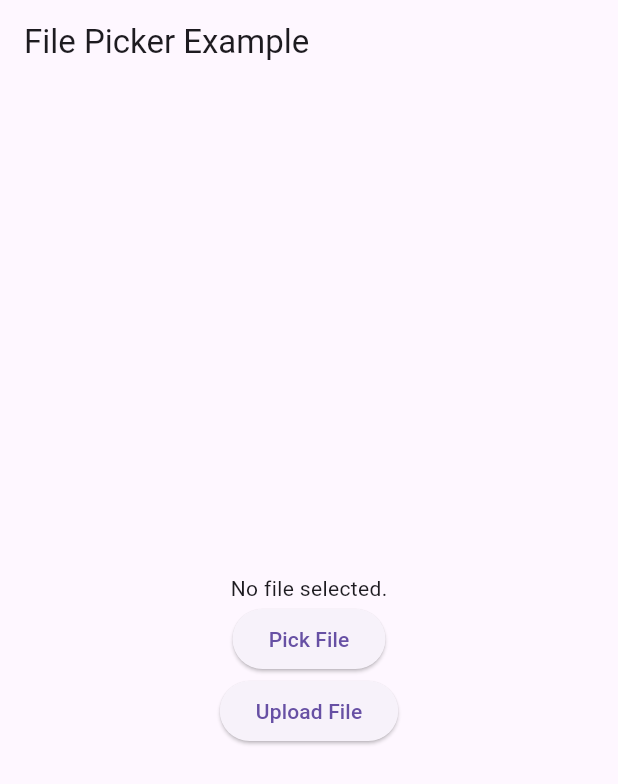
After one commit to mohammadsamki/color-managment-flutter, a Flutter app: the MyHomePage screen opened directly, after a tap on "Pick File", on a phone screen of 412 x 824 dp. The commit adds this screen. Shown: the top 784 px of the screen. Run offline on Flutter 3.47's test engine with Material 3 defaults, Android fonts, the phone set to English and light mode, and no system bars; our stand-ins replace file_picker, image_picker.

Commit message:
new lucture

```diff
--- /dev/null
+++ b/lib/filepiker.dart
@@ -0,0 +1,68 @@
+import 'package:file_picker/file_picker.dart';
+import 'package:flutter/material.dart';
+import 'dart:io';
+
+void main() => runApp(MyApp());
+
+class MyApp extends StatelessWidget {
+  @override
+  Widget build(BuildContext context) {
+    return MaterialApp(
+      home: MyHomePage(),
+    );
+  }
+}
+
+class MyHomePage extends StatefulWidget {
+  @override
+  _MyHomePageState createState() => _MyHomePageState();
+}
+
+class _MyHomePageState extends State<MyHomePage> {
+  File? _file;
+
+  Future<void> _pickFile() async {
+    FilePickerResult? result = await FilePicker.platform.pickFiles();
+
+    if (result != null) {
+      setState(() {
+        _file = File(result.files.single.path!);
+      });
+    }
+  }
+
+  Future<void> _uploadFile() async {
+    if (_file != null) {
+      // Implement your file upload logic here
+      // For example, using `http` package to send the file to your server
+      // via a POST request.
+    }
+  }
+
+  @override
+  Widget build(BuildContext context) {
+    return Scaffold(
+      appBar: AppBar(
+        title: Text("File Picker Example"),
+      ),
+      body: Center(
+        child: Column(
+          mainAxisAlignment: MainAxisAlignment.center,
+          children: <Widget>[
+            _file == null
+                ? Text('No file selected.')
+                : Text('File selected: ${_file!.path}'),
+            ElevatedButton(
+              onPressed: _pickFile,
+              child: Text('Pick File'),
+            ),
+            ElevatedButton(
+              onPressed: _uploadFile,
+              child: Text('Upload File'),
+            ),
+          ],
+        ),
+      ),
+    );
+  }
+}
--- /dev/null
+++ b/lib/mediaAccess.dart
@@ -0,0 +1,70 @@
+import 'package:flutter/material.dart';
+import 'package:image_picker/image_picker.dart';
+import 'dart:io';
+
+void main() => runApp(MyApp());
+
+class MyApp extends StatelessWidget {
+  @override
+  Widget build(BuildContext context) {
+    return MaterialApp(
+      home: MyHomePage(),
+    );
+  }
+}
+
+class MyHomePage extends StatefulWidget {
+  @override
+  _MyHomePageState createState() => _MyHomePageState();
+}
+
+class _MyHomePageState extends State<MyHomePage> {
+  final ImagePicker _picker = ImagePicker();
+  XFile? _image;
+//
+  Future<void> _pickImageFromGallery() async {
+    final XFile? pickedFile =
+        await _picker.pickImage(source: ImageSource.gallery);
+
+    setState(() {
+      _image = pickedFile;
+    });
+  }
+
+  Future<void> _takePhotoWithCamera() async {
+    final XFile? pickedFile =
+        await _picker.pickImage(source: ImageSource.camera);
+
+    setState(() {
+      _image = pickedFile;
+      print(pickedFile!.path);
+    });
+  }
+
+  @override
+  Widget build(BuildContext context) {
+    return Scaffold(
+      appBar: AppBar(
+        title: Text("Image Picker Example"),
+      ),
+      body: Center(
+        child: Column(
+          mainAxisAlignment: MainAxisAlignment.center,
+          children: <Widget>[
+            _image == null
+                ? Text('No image selected.')
+                : Image.file(File(_image!.path)),
+            ElevatedButton(
+              onPressed: _pickImageFromGallery,
+              child: Text('Pick Image from Gallery'),
+            ),
+            ElevatedButton(
+              onPressed: _takePhotoWithCamera,
+              child: Text('Take Photo with Camera'),
+            ),
+          ],
+        ),
+      ),
+    );
+  }
+}
--- a/pubspec.yaml
+++ b/pubspec.yaml
@@ -35,6 +35,8 @@ dependencies:
   # The following adds the Cupertino Icons font to your application.
   # Use with the CupertinoIcons class for iOS style icons.
   cupertino_icons: ^1.0.6
+  image_picker: ^1.1.2
+  file_picker: ^8.0.5
 
 dev_dependencies:
   flutter_test:
```
Also changed, not shown: lib/ColorCircle.dart (+5 -5 lines), lib/ColorMixer.dart (+12 -13 lines), lib/ColorValueChanger.dart (+6 -13 lines), lib/main.dart (+219 -9 lines), lib/res.dart (added, +76 -0 lines), pubspec.lock, 14 other files.
